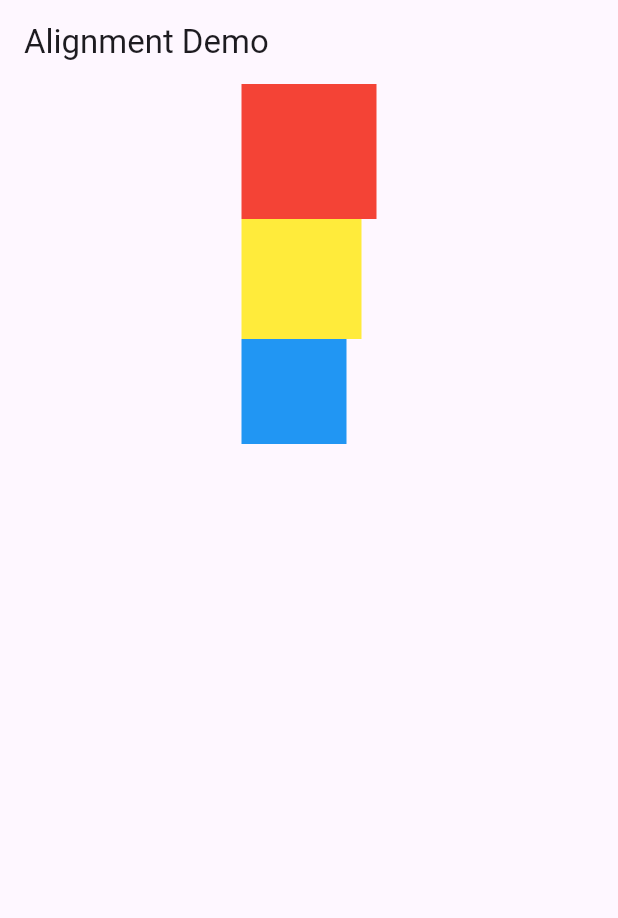
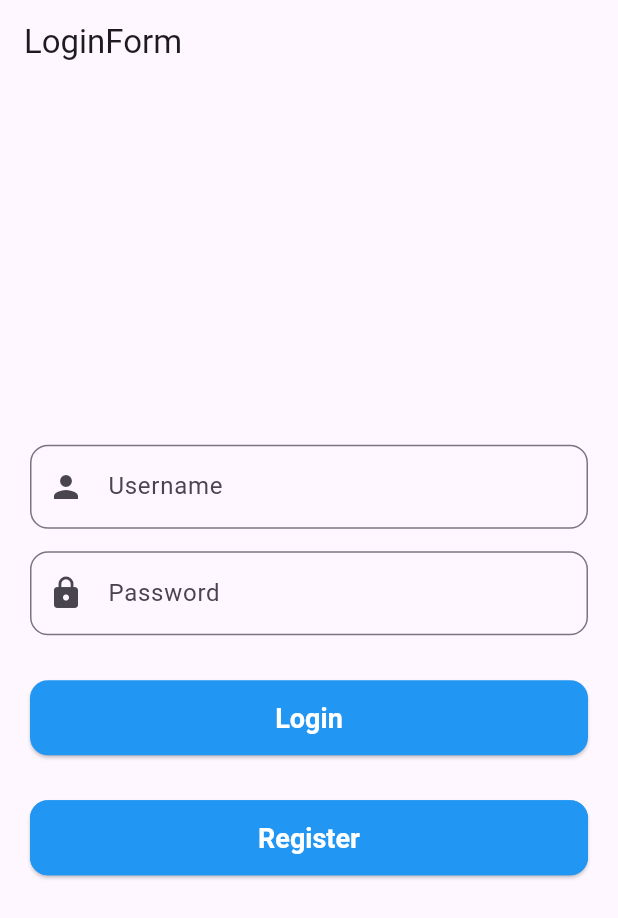
Before and after one commit to brycecodotco/CCE106-Flutter-Projects, a Flutter app: the screen it shows after launch, on a phone screen of 412 x 824 dp. Shown: the top 918 px of the screen. Run offline on Flutter 3.47's test engine with Material 3 defaults, Android fonts, the phone set to English and light mode, and no system bars.

Commit message:
added loginregister dart

```diff
--- a/lib/login.dart
+++ b/lib/login.dart
@@ -0,0 +1,111 @@
+import 'package:flutter/material.dart';
+import 'package:labtasks/Landing.dart';
+import 'package:labtasks/register.dart';
+
+class LoginPage extends StatefulWidget {
+  const LoginPage({super.key});
+
+  @override
+  State<LoginPage> createState() => _LoginPageState();
+}
+
+class _LoginPageState extends State<LoginPage> {
+  final TextEditingController _usernameController = TextEditingController();
+  final TextEditingController _passwordController = TextEditingController();
+
+  void _login() {
+    String username = _usernameController.text;
+    String password = _passwordController.text;
+
+    Navigator.push(
+      context,
+      MaterialPageRoute(
+        builder: (context) => LandingPage(
+          username: username,
+          password: password,
+        ),
+      ),
+    );
+  }
+
+  void _goToRegister() {
+    Navigator.push(
+      context,
+      MaterialPageRoute(builder: (context) => const RegisterPage()),
+    );
+  }
+
+  @override
+  Widget build(BuildContext context) {
+    final ButtonStyle buttonStyle = ElevatedButton.styleFrom(
+      minimumSize: const Size.fromHeight(50),
+      shape: RoundedRectangleBorder(
+        borderRadius: BorderRadius.circular(12),
+      ),
+      textStyle: const TextStyle(
+        fontSize: 18,
+        fontWeight: FontWeight.bold,
+      ),
+    );
+
+    return Scaffold(
+      appBar: AppBar(
+        title: const Text('LoginForm'),
+      ),
+      body: Center(
+        child: SingleChildScrollView(
+          padding: const EdgeInsets.all(20.0),
+          child: Column(
+            children: [
+              TextField(
+                controller: _usernameController,
+                decoration: const InputDecoration(
+                  labelText: "Username",
+                  hintText: "Enter your username",
+                  prefixIcon: Icon(Icons.person),
+                  border: OutlineInputBorder(
+                    borderRadius: BorderRadius.all(Radius.circular(12)),
+                  ),
+                ),
+              ),
+              const SizedBox(height: 15),
+              TextField(
+                controller: _passwordController,
+                decoration: const InputDecoration(
+                  labelText: "Password",
+                  hintText: "Enter your password",
+                  prefixIcon: Icon(Icons.lock),
+                  border: OutlineInputBorder(
+                    borderRadius: BorderRadius.all(Radius.circular(12)),
+                  ),
+                ),
+                obscureText: true,
+              ),
+              const SizedBox(height: 30),
+              ElevatedButton(
+                onPressed: _login,
+                style: buttonStyle.copyWith(
+                  backgroundColor: WidgetStateProperty.all(Colors.blue),
+                  foregroundColor: WidgetStateProperty.all(Colors.white),
+                ),
+                child: const Text('Login'),
+              ),
+              const SizedBox(height: 30),
+              ElevatedButton(
+                onPressed: _goToRegister,
+                style: buttonStyle.copyWith(
+                  backgroundColor: WidgetStateProperty.all(Colors.blue),
+                  foregroundColor: WidgetStateProperty.all(Colors.white),
+                  side: WidgetStateProperty.all(
+                    const BorderSide(color: Colors.blue, width: 2),
+                  ),
+                ),
+                child: const Text('Register'),
+              ),
+            ],
+          ),
+        ),
+      ),
+    );
+  }
+}
--- a/lib/main.dart
+++ b/lib/main.dart
@@ -1,6 +1,7 @@
 import 'package:flutter/material.dart';
 import 'package:labtasks/alignmentDemo.dart';
 import 'package:labtasks/edgeAct.dart';
+import 'package:labtasks/login.dart';
 import 'pavlova.dart';
 
 void main() {
@@ -12,9 +13,13 @@ class MyApp extends StatelessWidget {
 
   @override
   Widget build(BuildContext context) {
-    return const MaterialApp(
+    return MaterialApp(
+      title: "Flutter Demo",
+      theme: ThemeData(
+        colorScheme: ColorScheme.fromSeed(seedColor: Colors.deepPurple),
+      ),
       debugShowCheckedModeBanner: false,
-      home: AlignmentDemo(),
+      home: LoginPage(),
     );
   }
 }
```
Also changed, not shown: lib/Landing.dart (added, +42 -0 lines), lib/register.dart (added, +136 -0 lines).
